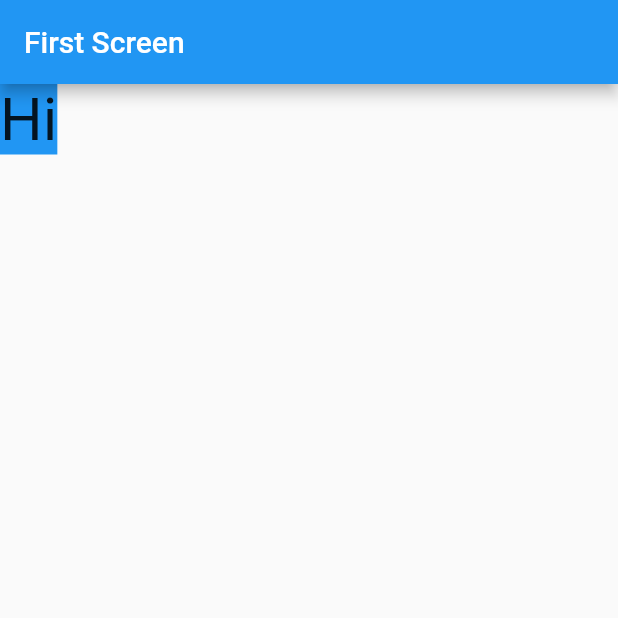
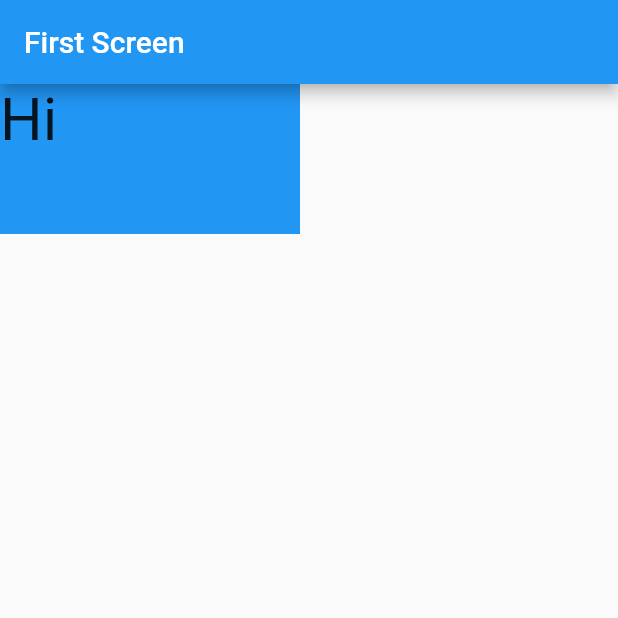
Before and after one commit to samani21/komponen-dasar-flutter, a Flutter app: the screen it shows after launch, on a phone screen of 412 x 824 dp, the top half of it. Run offline on Flutter 3.47's test engine with Material 2 defaults, Android fonts, the light colour scheme and no system bars.

Commit message:
Width & Height pada container

```diff
--- a/lib/main.dart
+++ b/lib/main.dart
@@ -27,8 +27,13 @@ class FirstScreen extends StatelessWidget {
             title: Text('First Screen'),
           ),
           body: Container(
-            child: Text('Hi', style: TextStyle(fontSize: 40)),
+            child: Text(
+              'Hi',
+              style: TextStyle(fontSize: 40),
+            ),
             color: Colors.blue,
+            width: 200,
+            height: 100,
           )
           ),
     );
```
